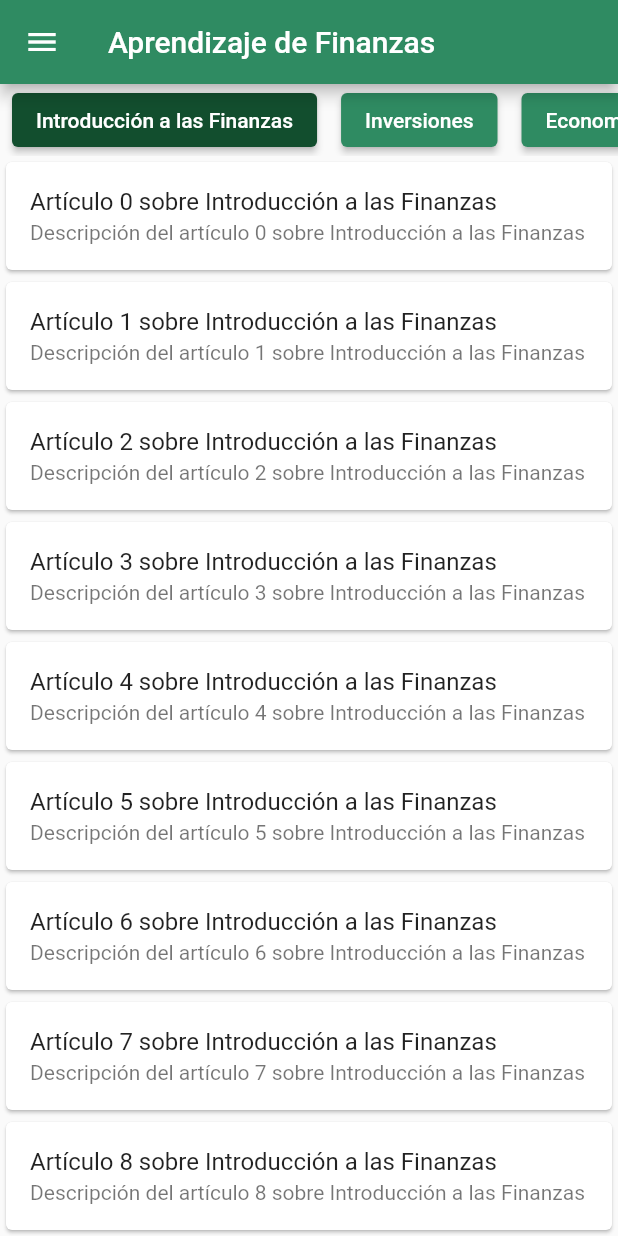
After one commit to Duva-01/PFG-Informatica, a Flutter app: the PaginaAprendizaje screen opened directly, on a phone screen of 412 x 824 dp. The commit adds this screen. Run offline on Flutter 3.47's test engine with Material 2 defaults, Android fonts, the phone set to English and light mode, and no system bars; our stand-ins replace animate_do, auto_size_text, fl_chart, flutter_zoom_drawer, loading_indicator, shared_preferences and 1 more; missing offline and left inert: animated_button_bar, candlesticks, k_chart; accounts and stored records are empty.

Commit message:
Implemento pagina de aprendizaje basica, mejoro el diseño y amplio las fucnionalidades de las noticias, para poder buscar y seleccionar distintas tematicas. Hago una interfaz mas personal, obteniendo el usuario para mostrar su nombre. Y en el backend alguna modificacion en los endpoints y tambien implemento una interfaz de home

```diff
--- a/grownomics/lib/api/newsAPI.dart
+++ b/grownomics/lib/api/newsAPI.dart
@@ -2,13 +2,12 @@ import 'dart:convert';
 import 'package:grownomics/modelos/newsArticle.dart';
 import 'package:http/http.dart' as http;
 
-Future<List<NewsArticle>> obtenerNoticias() async {
+Future<List<NewsArticle>> obtenerNoticias(String tematica) async {
 
-    final Uri url = Uri.parse('http://10.0.2.2:5000/news/financial_news');
+  final Uri url = Uri.parse('http://10.0.2.2:5000/news/financial_news?tematica=$tematica');
   final response = await http.get(url, headers: {
     'Connection': 'keep-alive',
   }).timeout(Duration(seconds: 30));
-
 
   if (response.statusCode == 200) {
     List<dynamic> newsJson = json.decode(response.body);
--- /dev/null
+++ b/grownomics/lib/paginas/Aprendizaje/learnPage.dart
@@ -0,0 +1,105 @@
+import 'package:flutter/material.dart';
+import 'package:flutter_zoom_drawer/flutter_zoom_drawer.dart';
+import 'package:grownomics/paginas/Aprendizaje/learnDetailsPage.dart';
+
+class PaginaAprendizaje extends StatefulWidget {
+  @override
+  _PaginaAprendizajeState createState() => _PaginaAprendizajeState();
+}
+
+class _PaginaAprendizajeState extends State<PaginaAprendizaje> {
+  final List<String> tematicas = [
+    'Introducción a las Finanzas',
+    'Inversiones',
+    'Economía',
+    'Criptomonedas',
+    'Análisis de Mercado',
+    'Planificación Financiera',
+  ];
+  String? tematicaSeleccionada;
+
+  @override
+  void initState() {
+    super.initState();
+    tematicaSeleccionada = tematicas.first;
+  }
+
+  @override
+  Widget build(BuildContext context) {
+    final controller = ZoomDrawer.of(context);
+
+    return Scaffold(
+      appBar: AppBar(
+        title: Text('Aprendizaje de Finanzas'),
+        leading: IconButton(
+          icon: Icon(Icons.menu),
+          onPressed: () {
+            controller?.toggle();
+          },
+        ),
+      ),
+      body: Column(
+  crossAxisAlignment: CrossAxisAlignment.stretch,
+  children: [
+    // Menú lateral con las opciones de temáticas
+    SingleChildScrollView(
+      scrollDirection: Axis.horizontal,
+      child: Row(
+        children: tematicas.map((tematica) {
+          return Padding(
+            padding: EdgeInsets.symmetric(horizontal: 8.0),
+            child: ElevatedButton(
+              onPressed: () {
+                setState(() {
+                  tematicaSeleccionada = tematica;
+                });
+              },
+              style: ButtonStyle(
+                backgroundColor: MaterialStateProperty.resolveWith<Color>((Set<MaterialState> states) {
+                  return tematicaSeleccionada == tematica ? Color(0xFF124E2E) : Color(0xFF2F8B62)!;
+                }),
+              ),
+              child: Text(tematica),
+            ),
+          );
+        }).toList(),
+      ),
+    ),
+    // Contenedor de artículos
+    Expanded(
+      child: ListView(
+        children: tematicaSeleccionada != null ? _buildArticulosList() : [],
+      ),
+    ),
+  ],
+),
+
+    );
+  }
+
+  List<Widget> _buildArticulosList() {
+    // Aquí deberías tener una forma de obtener los artículos basados en la temática seleccionada
+    // Por ahora, solo devolveremos widgets de ejemplo
+    return List<Widget>.generate(10, (index) {
+      return Card(
+        child: ListTile(
+          title: Text('Artículo $index sobre $tematicaSeleccionada'),
+          subtitle: Text(
+              'Descripción del artículo $index sobre $tematicaSeleccionada'),
+          onTap: () {
+            // Navegar a la página de detalle del artículo
+            Navigator.push(
+              context,
+              MaterialPageRoute(
+                builder: (context) => PaginaDetallesAprendizaje(
+                    title: "Artículo $index",
+                    description:
+                        "Detalles del artículo $index sobre $tematicaSeleccionada"),
+              ),
+            );
+          },
+        ),
+      );
+    });
+  }
+}
```
Also changed, not shown: grownomics/lib/api/authAPI.dart (+5 -9 lines), grownomics/lib/paginas/Aprendizaje/learnDetailsPage.dart (added, +43 -0 lines), grownomics/lib/paginas/Configuracion/configPage.dart (+11 -2 lines), grownomics/lib/paginas/Mercado/Widgets/chartWidget.dart (+14 -25 lines), grownomics/lib/paginas/Mercado/Widgets/marketListWidget.dart (+5 -2 lines), grownomics/lib/paginas/Noticias/newsPage.dart (+133 -65 lines), grownomics/lib/paginas/inicio.dart (+33 -9 lines), grownomics/lib/widgets/menu_controller.dart (+23 -8 lines), 6 other files. Lines whose indentation alone changed are shown as unchanged.
